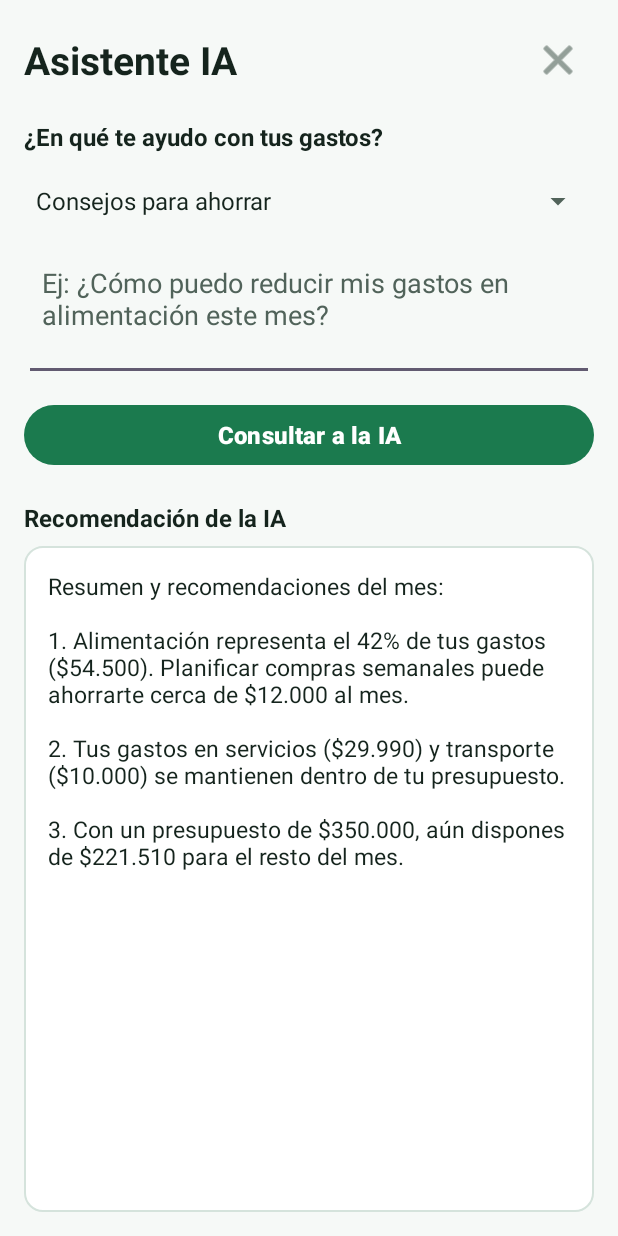
After one commit to Jacktacker/Control-de-Gastos, an Android app: the IAActivity screen opened directly, with no data from a screen before it, on a phone screen of 412 x 824 dp. The commit adds this screen. Run offline under Robolectric (Android 15) with nearby library versions, the phone set to English and light mode, and no system bars.

Commit message:
Agrega layout de la pantalla IA

```diff
--- a/app/src/main/AndroidManifest.xml
+++ b/app/src/main/AndroidManifest.xml
@@ -11,6 +11,9 @@
         android:roundIcon="@mipmap/ic_launcher_round"
         android:supportsRtl="true"
         android:theme="@style/Theme.ControlDeGastos">
+        <activity
+            android:name=".IAActivity"
+            android:exported="false" />
         <activity
             android:name=".DetalleActivity"
             android:exported="false" />
--- a/app/src/main/java/com/example/controldegastos/DetalleActivity.kt
+++ b/app/src/main/java/com/example/controldegastos/DetalleActivity.kt
@@ -1,6 +1,7 @@
 package com.example.controldegastos
 
 import android.os.Bundle
+import android.widget.ImageButton
 import androidx.activity.enableEdgeToEdge
 import androidx.appcompat.app.AppCompatActivity
 import androidx.core.view.ViewCompat
@@ -16,5 +17,10 @@ class DetalleActivity : AppCompatActivity() {
             v.setPadding(systemBars.left, systemBars.top, systemBars.right, systemBars.bottom)
             insets
         }
+
+        val btnVolverDetalle = findViewById<ImageButton>(R.id.btnVolverDetalle)
+        btnVolverDetalle.setOnClickListener {
+            finish()
+        }
     }
 }
--- /dev/null
+++ b/app/src/main/java/com/example/controldegastos/IAActivity.kt
@@ -0,0 +1,26 @@
+package com.example.controldegastos
+
+import android.os.Bundle
+import android.widget.ImageButton
+import androidx.activity.enableEdgeToEdge
+import androidx.appcompat.app.AppCompatActivity
+import androidx.core.view.ViewCompat
+import androidx.core.view.WindowInsetsCompat
+
+class IAActivity : AppCompatActivity() {
+    override fun onCreate(savedInstanceState: Bundle?) {
+        super.onCreate(savedInstanceState)
+        enableEdgeToEdge()
+        setContentView(R.layout.activity_iaactivity)
+        ViewCompat.setOnApplyWindowInsetsListener(findViewById(R.id.main)) { v, insets ->
+            val systemBars = insets.getInsets(WindowInsetsCompat.Type.systemBars())
+            v.setPadding(systemBars.left, systemBars.top, systemBars.right, systemBars.bottom)
+            insets
+        }
+
+        val btnVolverIA = findViewById<ImageButton>(R.id.btnVolverIA)
+        btnVolverIA.setOnClickListener {
+            finish()
+        }
+    }
+}
--- a/app/src/main/java/com/example/controldegastos/ListaActivity.kt
+++ b/app/src/main/java/com/example/controldegastos/ListaActivity.kt
@@ -3,6 +3,7 @@ package com.example.controldegastos
 import android.content.Intent
 import android.os.Bundle
 import android.widget.ImageButton
+import android.widget.LinearLayout
 import androidx.activity.enableEdgeToEdge
 import androidx.appcompat.app.AppCompatActivity
 import androidx.core.view.ViewCompat
@@ -19,6 +20,12 @@ class ListaActivity : AppCompatActivity() {
             insets
         }
 
+        val btnIA = findViewById<ImageButton>(R.id.btnIA)
+        btnIA.setOnClickListener {
+            val intent = Intent(this, IAActivity::class.java)
+            startActivity(intent)
+        }
+
         val btnAgregar = findViewById<ImageButton>(R.id.btnAgregar)
         btnAgregar.setOnClickListener {
             val intent = Intent(this, AgregarActivity::class.java)
@@ -29,5 +36,19 @@ class ListaActivity : AppCompatActivity() {
         btnSalir.setOnClickListener {
             finish()
         }
+
+        val filas = listOf(
+            R.id.filaGasto1,
+            R.id.filaGasto2,
+            R.id.filaGasto3,
+            R.id.filaGasto4,
+            R.id.filaGasto5
+        )
+        for (idFila in filas) {
+            findViewById<LinearLayout>(idFila).setOnClickListener {
+                val intent = Intent(this, DetalleActivity::class.java)
+                startActivity(intent)
+            }
+        }
     }
 }
--- /dev/null
+++ b/app/src/main/res/layout/activity_iaactivity.xml
@@ -0,0 +1,110 @@
+<?xml version="1.0" encoding="utf-8"?>
+<LinearLayout xmlns:android="http://schemas.android.com/apk/res/android"
+    xmlns:app="http://schemas.android.com/apk/res-auto"
+    xmlns:tools="http://schemas.android.com/tools"
+    android:id="@+id/main"
+    android:layout_width="match_parent"
+    android:layout_height="match_parent"
+    android:orientation="vertical"
+    tools:context=".IAActivity">
+
+    <!-- Encabezado -->
+    <LinearLayout
+        android:layout_width="match_parent"
+        android:layout_height="wrap_content"
+        android:gravity="center_vertical"
+        android:orientation="horizontal"
+        android:padding="16dp">
+
+        <TextView
+            android:id="@+id/txtTituloIA"
+            style="@style/TituloPantalla"
+            android:layout_width="0dp"
+            android:layout_height="wrap_content"
+            android:layout_weight="1"
+            android:text="@string/titulo_ia" />
+
+        <ImageButton
+            android:id="@+id/btnVolverIA"
+            android:layout_width="48dp"
+            android:layout_height="48dp"
+            android:background="@android:color/transparent"
+            android:contentDescription="@string/desc_btn_volver"
+            android:src="@android:drawable/ic_menu_close_clear_cancel"
+            app:tint="@color/texto_secundario" />
+    </LinearLayout>
+
+    <!-- Formulario de consulta a la IA -->
+    <TextView
+        android:id="@+id/txtPreguntaIA"
+        android:layout_width="wrap_content"
+        android:layout_height="wrap_content"
+        android:layout_marginHorizontal="16dp"
+        android:text="@string/pregunta_ia"
+        android:textColor="@color/texto_principal"
+        android:textSize="16sp"
+        android:textStyle="bold" />
+
+    <Spinner
+        android:id="@+id/spnTipoConsultaIA"
+        android:layout_width="match_parent"
+        android:layout_height="wrap_content"
+        android:layout_marginHorizontal="16dp"
+        android:layout_marginTop="8dp"
+        android:entries="@array/tipos_consulta_ia"
+        android:minHeight="48dp" />
+
+    <EditText
+        android:id="@+id/edtConsultaIA"
+        style="@style/CampoTexto"
+        android:layout_width="match_parent"
+        android:layout_height="wrap_content"
+        android:layout_marginHorizontal="16dp"
+        android:layout_marginTop="8dp"
+        android:gravity="top|start"
+        android:hint="@string/hint_consulta_ia"
+        android:importantForAutofill="no"
+        android:inputType="textMultiLine"
+        android:minLines="3" />
+
+    <Button
+        android:id="@+id/btnConsultarIA"
+        style="@style/BotonPrincipal"
+        android:layout_width="match_parent"
+        android:layout_height="wrap_content"
+        android:layout_marginHorizontal="16dp"
+        android:layout_marginTop="12dp"
+        android:text="@string/btn_consultar_ia" />
+
+    <TextView
+        android:id="@+id/txtTituloRespuestaIA"
+        android:layout_width="wrap_content"
+        android:layout_height="wrap_content"
+        android:layout_marginHorizontal="16dp"
+        android:layout_marginTop="20dp"
+        android:text="@string/titulo_respuesta_ia"
+        android:textColor="@color/texto_principal"
+        android:textSize="16sp"
+        android:textStyle="bold" />
+
+    <!-- Área de respuesta con scroll -->
+    <ScrollView
+        android:layout_width="match_parent"
+        android:layout_height="0dp"
+        android:layout_marginHorizontal="16dp"
+        android:layout_marginTop="8dp"
+        android:layout_marginBottom="16dp"
+        android:layout_weight="1"
+        android:background="@drawable/bg_tarjeta">
+
+        <TextView
+            android:id="@+id/txtRespuestaIA"
+            android:layout_width="match_parent"
+            android:layout_height="wrap_content"
+            android:padding="16dp"
+            android:text="@string/ejemplo_respuesta_ia"
+            android:textColor="@color/texto_principal"
+            android:textSize="15sp" />
+    </ScrollView>
+
+</LinearLayout>
--- /dev/null
+++ b/app/src/main/res/values/arrays.xml
@@ -0,0 +1,9 @@
+<?xml version="1.0" encoding="utf-8"?>
+<resources>
+    <string-array name="tipos_consulta_ia">
+        <item>Consejos para ahorrar</item>
+        <item>Resumen de mis gastos</item>
+        <item>Detectar gastos hormiga</item>
+        <item>Plan de presupuesto mensual</item>
+    </string-array>
+</resources>
--- a/app/src/main/res/values/strings.xml
+++ b/app/src/main/res/values/strings.xml
@@ -71,5 +71,12 @@
     <string name="btn_editar_gasto">Editar gasto</string>
     <string name="btn_eliminar_gasto">Eliminar gasto</string>
 
+    <!-- IA -->
+    <string name="titulo_ia">Asistente IA</string>
+    <string name="pregunta_ia">¿En qué te ayudo con tus gastos?</string>
+    <string name="hint_consulta_ia">Ej: ¿Cómo puedo reducir mis gastos en alimentación este mes?</string>
+    <string name="btn_consultar_ia">Consultar a la IA</string>
+    <string name="titulo_respuesta_ia">Recomendación de la IA</string>
+    <string name="ejemplo_respuesta_ia">Resumen y recomendaciones del mes:\n\n1. Alimentación representa el 42% de tus gastos ($54.500). Planificar compras semanales puede ahorrarte cerca de $12.000 al mes.\n\n2. Tus gastos en servicios ($29.990) y transporte ($10.000) se mantienen dentro de tu presupuesto.\n\n3. Con un presupuesto de $350.000, aún dispones de $221.510 para el resto del mes.</string>
 
 </resources>
```
